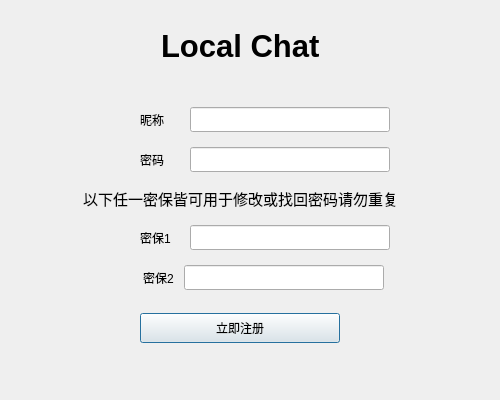
Old version of the form ChatClient/registerdialog.ui in the repository chfyjy/LocalChat.
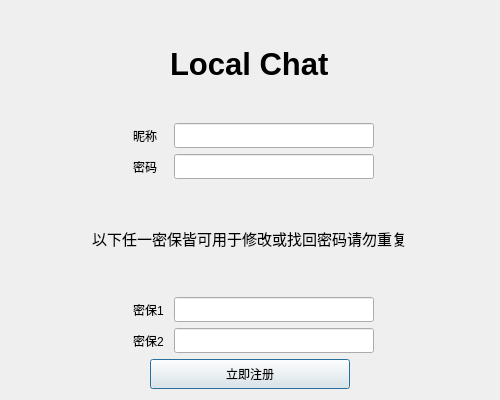
New version of the form.

Patch:
```diff
--- a/ChatClient/registerdialog.ui
+++ b/ChatClient/registerdialog.ui
@@ -13,19 +13,7 @@
   <property name="windowTitle">
    <string>Register</string>
   </property>
-  <widget class="QWidget" name="layoutWidget">
-   <property name="geometry">
-    <rect>
-     <x>60</x>
-     <y>0</y>
-     <width>361</width>
-     <height>351</height>
-    </rect>
-   </property>
-   <layout class="QVBoxLayout" name="verticalLayout" stretch="2,1,1,0,1,1,1">
-    <property name="spacing">
-     <number>15</number>
-    </property>
+  <layout class="QVBoxLayout" name="verticalLayout">
     <item alignment="Qt::AlignHCenter">
      <widget class="QLabel" name="label">
       <property name="font">
@@ -238,7 +226,7 @@
       </item>
      </layout>
     </item>
-    <item alignment="Qt::AlignHCenter|Qt::AlignVCenter">
+   <item alignment="Qt::AlignHCenter">
      <widget class="QPushButton" name="RegisterPBtn">
       <property name="minimumSize">
        <size>
@@ -258,7 +246,6 @@
      </widget>
     </item>
    </layout>
-  </widget>
  </widget>
  <resources/>
  <connections/>
```
Lines whose indentation alone changed are shown as unchanged.
